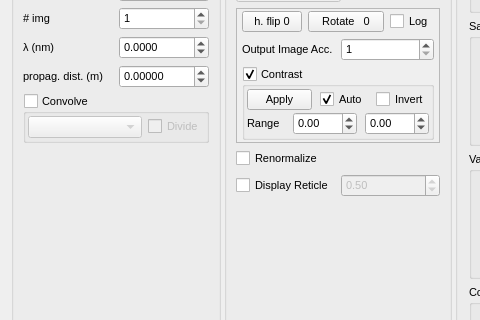
DigitalHolography/Holovibes, file Holovibes/mainwindow.ui: the form before one commit; both pictures show x 0 to 480 and y 259 to 579 of the 1210 by 796 pixel window.
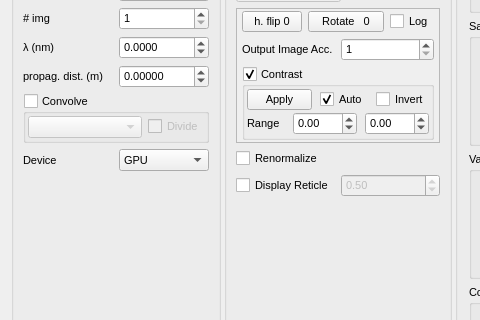
The form after the commit. Custom widgets are drawn as their Qt base class.

Diff of the .ui file:
```diff
--- a/Holovibes/mainwindow.ui
+++ b/Holovibes/mainwindow.ui
@@ -596,6 +596,46 @@
            </layout>
           </widget>
          </item>
+         <item>
+          <layout class="QHBoxLayout" name="ImageDeviceLayout">
+           <item>
+            <widget class="QLabel" name="ImageDeviceLabel">
+             <property name="text">
+              <string>Device</string>
+             </property>
+             <property name="alignment">
+              <set>Qt::AlignLeading|Qt::AlignLeft|Qt::AlignVCenter</set>
+             </property>
+            </widget>
+           </item>
+           <item>
+            <widget class="QComboBox" name="ImageDeviceComboBox">
+             <property name="enabled">
+              <bool>true</bool>
+             </property>
+             <property name="sizePolicy">
+              <sizepolicy hsizetype="Ignored" vsizetype="Fixed">
+               <horstretch>0</horstretch>
+               <verstretch>0</verstretch>
+              </sizepolicy>
+             </property>
+             <property name="currentText">
+                 <string/>
+            </property>
+             <item>
+              <property name="text">
+               <string>GPU</string>
+              </property>
+             </item>
+             <item>
+              <property name="text">
+               <string>CPU</string>
+              </property>
+             </item>
+            </widget>
+           </item>
+          </layout>
+         </item>
          <item>
           <spacer name="verticalSpacer_5">
            <property name="orientation">
```
Left out of the diff: 12 changed lines with no effect on the pictures.
